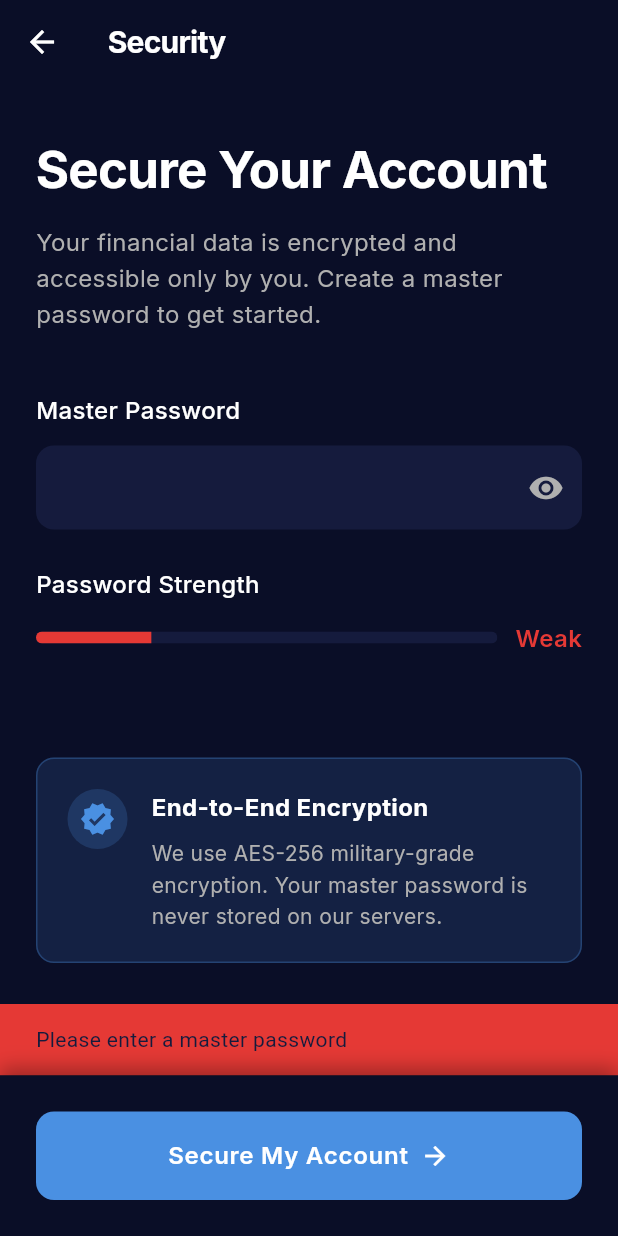
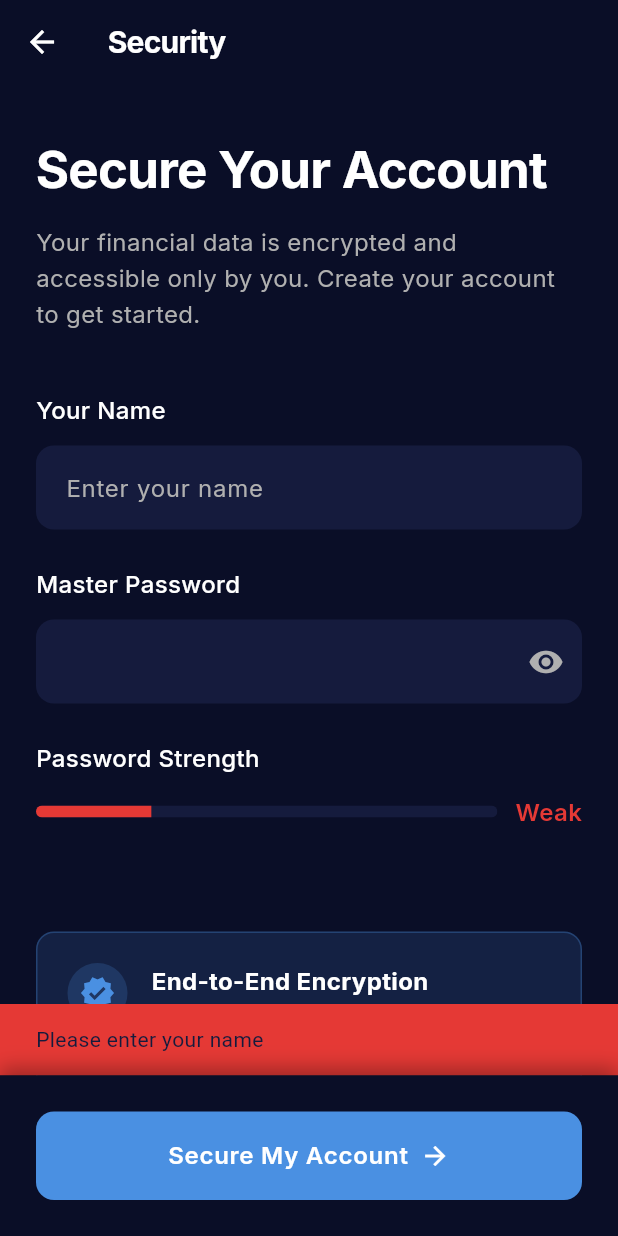
Before and after one commit to Zubimendi/FortiFi, a Flutter app: the SecurityScreen screen opened by its route, after a tap on "Secure My Account", on a phone screen of 412 x 824 dp. Run offline on Flutter 3.47's test engine with Material 3 defaults, Android fonts, the phone set to English and light mode, and no system bars; our stand-ins replace fl_chart, flutter_riverpod, flutter_secure_storage, go_router, google_fonts, image_picker and 4 more; missing offline and left inert: encrypt; accounts and stored records are empty.

Commit message:
Refactor authentication and expense management logic to support master password reset and improve loading behavior. Update AuthService to handle password setting with an optional force parameter, allowing for updates after a reset. Modify ExpenseListNotifier to prevent unnecessary reloads unless explicitly forced. Enhance SecurityScreen to include user name input during account setup and provide feedback for existing passwords.

```diff
--- a/lib/core/providers/auth_provider.dart
+++ b/lib/core/providers/auth_provider.dart
@@ -82,11 +82,11 @@ class AuthNotifier extends StateNotifier<AuthState> {
     }
   }
 
-  /// Set master password (first time setup)
-  Future<bool> setMasterPassword(String password) async {
+  /// Set master password (first time setup or after reset)
+  Future<bool> setMasterPassword(String password, {bool force = false}) async {
     state = state.copyWith(isLoading: true, error: null);
     try {
-      final success = await _authService.setMasterPassword(password);
+      final success = await _authService.setMasterPassword(password, force: force);
       if (success) {
         // Initialize encryption with the password
         await _encryptionService.initialize(password);
--- a/lib/presentation/auth/screens/login_screen.dart
+++ b/lib/presentation/auth/screens/login_screen.dart
@@ -426,8 +426,9 @@ class _LoginScreenState extends ConsumerState<LoginScreen> {
         final encryptionService = ref.read(encryptionServiceProvider);
         encryptionService.clear();
 
-        // Clear auth state
+        // Clear auth state and refresh
         ref.read(authProvider.notifier).logout();
+        await ref.read(authProvider.notifier).refresh();
 
         // Show success message
         ScaffoldMessenger.of(context).showSnackBar(
@@ -442,6 +443,8 @@ class _LoginScreenState extends ConsumerState<LoginScreen> {
 
         // Navigate to security screen to set new password
         if (context.mounted) {
+          // Small delay to ensure state is cleared
+          await Future.delayed(const Duration(milliseconds: 500));
           context.go(RouteNames.masterPasswordSetup);
         }
       } else if (context.mounted) {
--- a/lib/presentation/dashboard/widgets/recent_transactions_section_new.dart
+++ b/lib/presentation/dashboard/widgets/recent_transactions_section_new.dart
@@ -15,11 +15,9 @@ class RecentTransactionsSectionNew extends ConsumerWidget {
     final expenseState = ref.watch(expenseListProvider);
     final expenseNotifier = ref.read(expenseListProvider.notifier);
     final expenseRepo = ref.watch(expenseRepositoryProvider);
-    final categoryRepo = ref.watch(categoryRepositoryProvider);
 
-    // Load expenses once on first build
-    final hasLoaded = ref.read(expenseListProvider).expenses.isNotEmpty;
-    if (!hasLoaded && !expenseState.isLoading) {
+    // Load expenses once if not already loaded
+    if (!expenseState.isLoading && expenseState.expenses.isEmpty && expenseState.error == null) {
       WidgetsBinding.instance.addPostFrameCallback((_) {
         expenseNotifier.loadExpenses();
       });
--- a/lib/presentation/security/screens/security_screen.dart
+++ b/lib/presentation/security/screens/security_screen.dart
@@ -8,6 +8,7 @@ import '../../../core/theme/app_colors.dart';
 import '../../../core/theme/app_text_styles.dart';
 import '../../../core/utils/route_names.dart';
 import '../../../core/providers/auth_provider.dart';
+import '../../../core/providers/user_profile_provider.dart';
 
 /// Security screen for master password setup
 class SecurityScreen extends ConsumerStatefulWidget {
@@ -19,6 +20,7 @@ class SecurityScreen extends ConsumerStatefulWidget {
 
 class _SecurityScreenState extends ConsumerState<SecurityScreen> {
   final TextEditingController _passwordController = TextEditingController();
+  final TextEditingController _nameController = TextEditingController();
   bool _isFaceIdEnabled = false;
 
   @override
@@ -32,16 +34,32 @@ class _SecurityScreenState extends ConsumerState<SecurityScreen> {
   }
 
   Future<void> _checkExistingPassword() async {
+    // Wait a bit for auth state to load
+    await Future.delayed(const Duration(milliseconds: 300));
     final authState = ref.read(authProvider);
-    // If master password already exists, redirect to login
+    // If master password already exists, show a message and redirect to login
     if (authState.hasMasterPassword && mounted) {
-      context.go(RouteNames.login);
+      ScaffoldMessenger.of(context).showSnackBar(
+        const SnackBar(
+          content: Text(
+            'Master password already exists. Please login or reset it first.',
+          ),
+          backgroundColor: AppColors.error,
+          duration: Duration(seconds: 3),
+        ),
+      );
+      // Small delay before redirect
+      await Future.delayed(const Duration(milliseconds: 500));
+      if (mounted) {
+        context.go(RouteNames.login);
+      }
     }
   }
 
   @override
   void dispose() {
     _passwordController.dispose();
+    _nameController.dispose();
     super.dispose();
   }
 
@@ -55,7 +73,31 @@ class _SecurityScreenState extends ConsumerState<SecurityScreen> {
   }
 
   Future<void> _handleSecureAccount() async {
-    final password = _passwordController.text;
+    final password = _passwordController.text.trim();
+    final name = _nameController.text.trim();
+
+    // Validate name
+    if (name.isEmpty) {
+      ScaffoldMessenger.of(context).showSnackBar(
+        const SnackBar(
+          content: Text('Please enter your name'),
+          backgroundColor: AppColors.error,
+        ),
+      );
+      return;
+    }
+
+    if (name.length < 2) {
+      ScaffoldMessenger.of(context).showSnackBar(
+        const SnackBar(
+          content: Text('Name must be at least 2 characters'),
+          backgroundColor: AppColors.error,
+        ),
+      );
+      return;
+    }
+
+    // Validate password
     if (password.isEmpty) {
       ScaffoldMessenger.of(context).showSnackBar(
         const SnackBar(
@@ -77,11 +119,19 @@ class _SecurityScreenState extends ConsumerState<SecurityScreen> {
       return;
     }
 
-    // Set master password
+    // Check if we're setting password after reset
+    final authState = ref.read(authProvider);
+    final isAfterReset = !authState.hasMasterPassword;
+
+    // Set master password (force if after reset)
     final authNotifier = ref.read(authProvider.notifier);
-    final success = await authNotifier.setMasterPassword(password);
+    final success = await authNotifier.setMasterPassword(password, force: isAfterReset);
 
     if (success) {
+      // Save user name to profile
+      final userProfileNotifier = ref.read(userProfileProvider.notifier);
+      await userProfileNotifier.updateName(name);
+
       // Enable biometric if requested
       if (_isFaceIdEnabled) {
         await authNotifier.setBiometricEnabled(true);
@@ -137,10 +187,43 @@ class _SecurityScreenState extends ConsumerState<SecurityScreen> {
               const SizedBox(height: 12),
               // Description
               Text(
-                'Your financial data is encrypted and accessible only by you. Create a master password to get started.',
+                'Your financial data is encrypted and accessible only by you. Create your account to get started.',
                 style: AppTextStyles.bodySecondary,
               ),
               const SizedBox(height: 40),
+              // Name Input
+              Column(
+                crossAxisAlignment: CrossAxisAlignment.start,
+                children: [
+                  Text(
+                    'Your Name',
+                    style: AppTextStyles.body.copyWith(
+                      fontWeight: FontWeight.w500,
+                    ),
+                  ),
+                  const SizedBox(height: 12),
+                  TextField(
+                    controller: _nameController,
+                    style: AppTextStyles.body,
+                    decoration: InputDecoration(
+                      hintText: 'Enter your name',
+                      hintStyle: AppTextStyles.bodySecondary,
+                      filled: true,
+                      fillColor: AppColors.cardBackground,
+                      border: OutlineInputBorder(
+                        borderRadius: BorderRadius.circular(12),
+                        borderSide: BorderSide.none,
+                      ),
+                      contentPadding: const EdgeInsets.symmetric(
+                        horizontal: 16,
+                        vertical: 16,
+                      ),
+                    ),
+                    textCapitalization: TextCapitalization.words,
+                  ),
+                ],
+              ),
+              const SizedBox(height: 24),
               // Master Password Input
               MasterPasswordInput(
                 controller: _passwordController,
```
Also changed, not shown: lib/core/providers/expense_provider.dart (+15 -7 lines), lib/data/services/auth_service.dart (+23 -6 lines).
